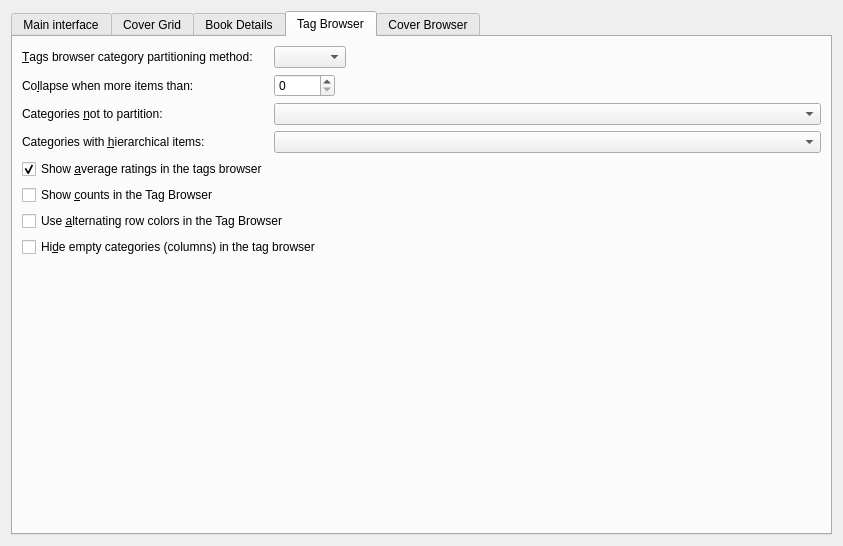
This is src/calibre/gui2/preferences/look_feel.ui in kovidgoyal/calibre as Qt 5 draws it before an edit. The edited form follows.
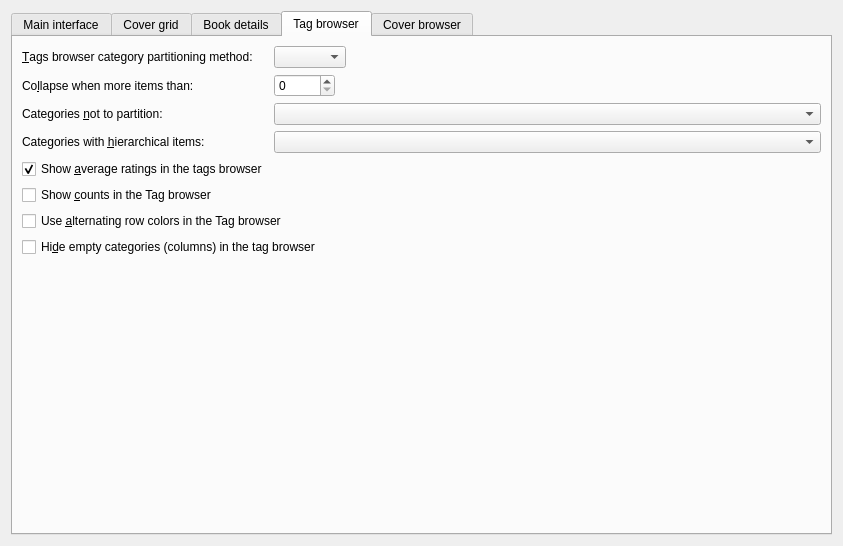
This is the edited form. The open tabs and pages were chosen to show the change. Icons and pictures are not drawn. Custom widgets are drawn as their Qt base class.

```diff
--- a/src/calibre/gui2/preferences/look_feel.ui
+++ b/src/calibre/gui2/preferences/look_feel.ui
@@ -250,7 +250,7 @@
         <normaloff>:/images/grid.png</normaloff>:/images/grid.png</iconset>
       </attribute>
       <attribute name="title">
-       <string>Cover Grid</string>
+       <string>Cover grid</string>
       </attribute>
       <layout class="QVBoxLayout" name="verticalLayout">
        <item>
@@ -665,7 +665,7 @@
         <normaloff>:/images/book.png</normaloff>:/images/book.png</iconset>
       </attribute>
       <attribute name="title">
-       <string>Book Details</string>
+       <string>Book details</string>
       </attribute>
       <layout class="QGridLayout" name="gridLayout_12">
        <item row="3" column="1">
@@ -823,7 +823,7 @@
         <normaloff>:/images/tags.png</normaloff>:/images/tags.png</iconset>
       </attribute>
       <attribute name="title">
-       <string>Tag Browser</string>
+       <string>Tag browser</string>
       </attribute>
       <layout class="QFormLayout" name="formLayout">
        <property name="fieldGrowthPolicy">
@@ -908,7 +908,7 @@
        <item row="8" column="0" colspan="2">
         <widget class="QCheckBox" name="opt_tag_browser_old_look">
          <property name="text">
-          <string>Use &amp;alternating row colors in the Tag Browser</string>
+          <string>Use &amp;alternating row colors in the Tag browser</string>
          </property>
         </widget>
        </item>
@@ -964,7 +964,7 @@
 see the counts by hovering your mouse over any item.</string>
          </property>
          <property name="text">
-          <string>Show &amp;counts in the Tag Browser</string>
+          <string>Show &amp;counts in the Tag browser</string>
          </property>
         </widget>
        </item>
@@ -976,7 +976,7 @@
         <normaloff>:/images/cover_flow.png</normaloff>:/images/cover_flow.png</iconset>
       </attribute>
       <attribute name="title">
-       <string>Cover Browser</string>
+       <string>Cover browser</string>
       </attribute>
       <layout class="QGridLayout" name="gridLayout_11">
        <item row="5" column="1">
```
Left out of the diff: 6 changed lines with no effect on the pictures.
